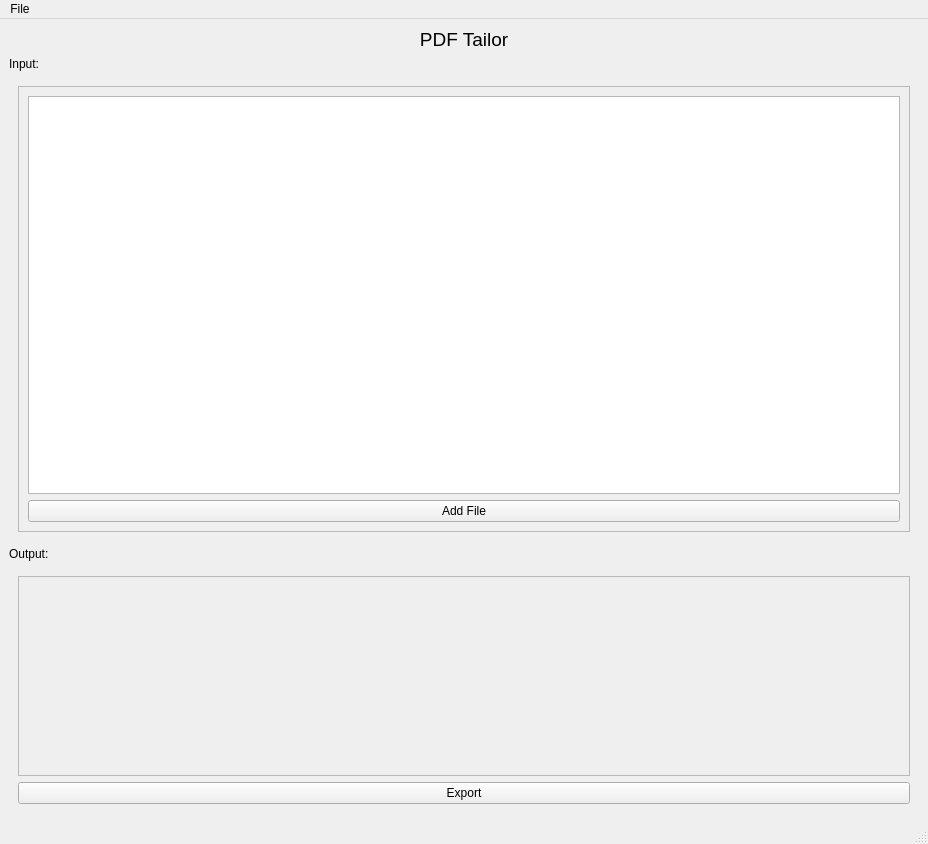
Qt form ui_files/MainWindow.ui (StevenSong-sTs/PDF-Tailor) before a commit.
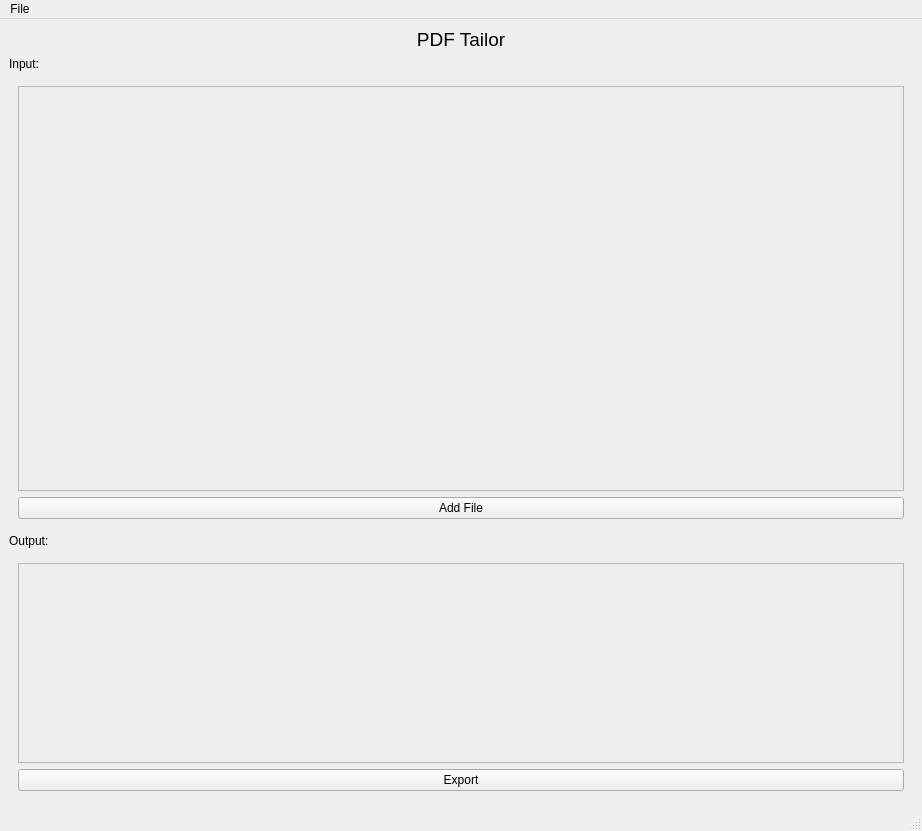
The same form after that commit.

```diff
--- a/ui_files/MainWindow.ui
+++ b/ui_files/MainWindow.ui
@@ -6,8 +6,8 @@
    <rect>
     <x>0</x>
     <y>0</y>
-    <width>928</width>
-    <height>844</height>
+    <width>922</width>
+    <height>831</height>
    </rect>
   </property>
   <property name="windowTitle">
@@ -42,33 +42,19 @@
       <layout class="QVBoxLayout" name="verticalLayout_4">
        <item>
         <widget class="QScrollArea" name="inputScrollArea">
-         <property name="minimumSize">
-          <size>
-           <width>0</width>
-           <height>220</height>
-          </size>
-         </property>
          <property name="widgetResizable">
           <bool>true</bool>
          </property>
-         <widget class="QWidget" name="widget">
+         <widget class="QWidget" name="scrollAreaWidgetContents_2">
           <property name="geometry">
            <rect>
             <x>0</x>
             <y>0</y>
-            <width>890</width>
-            <height>422</height>
+            <width>884</width>
+            <height>379</height>
            </rect>
           </property>
-          <layout class="QVBoxLayout" name="verticalLayout_2">
-           <item>
-            <widget class="QListView" name="inputList">
-             <property name="minimumSize">
-              <size>
-               <width>0</width>
-               <height>0</height>
-              </size>
-             </property>
+         </widget>
             </widget>
            </item>
            <item>
@@ -80,10 +66,6 @@
            </item>
           </layout>
          </widget>
-        </widget>
-       </item>
-      </layout>
-     </widget>
     </item>
     <item>
      <widget class="QLabel" name="outputLabel">
@@ -129,7 +111,7 @@
            <rect>
             <x>0</x>
             <y>0</y>
-            <width>890</width>
+            <width>884</width>
             <height>198</height>
            </rect>
           </property>
@@ -153,7 +135,7 @@
     <rect>
      <x>0</x>
      <y>0</y>
-     <width>928</width>
+     <width>922</width>
      <height>33</height>
     </rect>
    </property>
```
Lines whose indentation alone changed are shown as unchanged.
